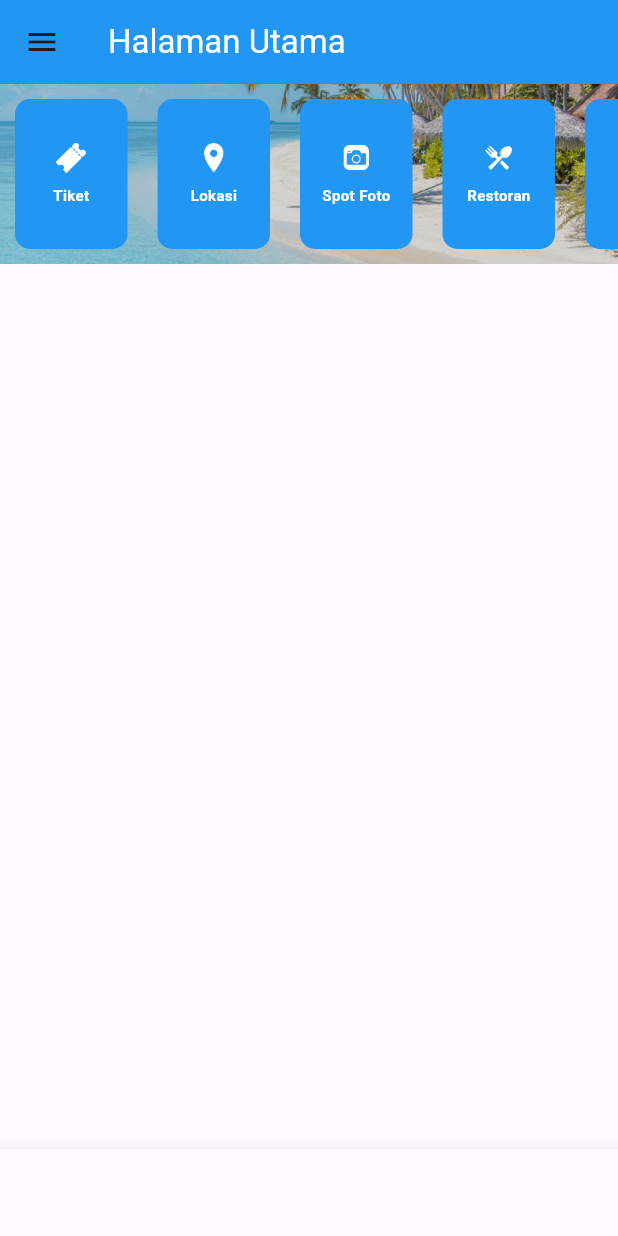
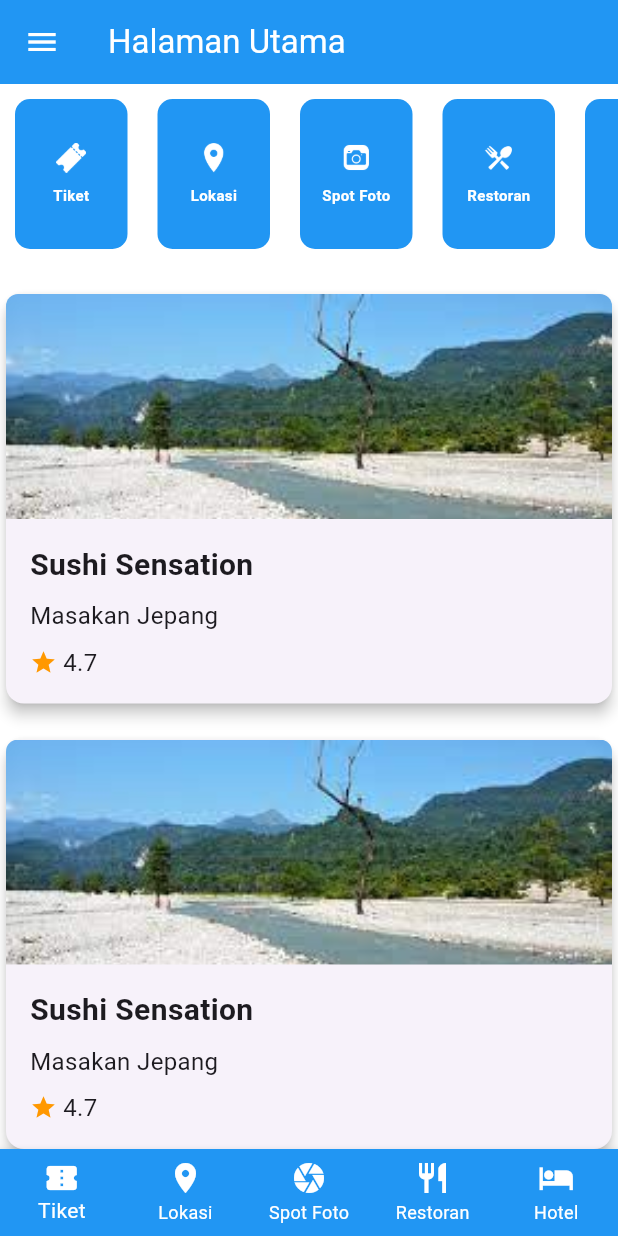
Before and after one commit to MochReka/jayanti-app, a Flutter app: the screen it shows after launch, on a phone screen of 412 x 824 dp. Run offline on Flutter 3.47's test engine with Material 3 defaults, Android fonts, the phone set to English and light mode, and no system bars.

Commit message:
Bagian awal app-mobile  tahap 1

```diff
--- a/lib/screens/drawer_widget.dart
+++ b/lib/screens/drawer_widget.dart
@@ -1,4 +1,3 @@
-// screens/drawer_widget.dart
 import 'package:flutter/material.dart';
 
 class DrawerWidget extends StatelessWidget {
--- a/lib/screens/home_page.dart
+++ b/lib/screens/home_page.dart
@@ -5,6 +5,7 @@ import 'photo_spots_page.dart';
 import 'restaurants_page.dart';
 import 'hotel_page.dart';
 import 'drawer_widget.dart';
+import 'homebutton.dart';
 
 class HomePage extends StatefulWidget {
   @override
@@ -14,26 +15,37 @@ class HomePage extends StatefulWidget {
 class _HomePageState extends State<HomePage> {
   int _currentIndex = 0;
 
+  final List<Widget> pages = [
+    TicketPage(),
+    LocationPage(),
+    PhotoSpotsPage(),
+    RestaurantsPage(),
+    HotelPage(),
+  ];
+
   @override
   Widget build(BuildContext context) {
     return Scaffold(
       appBar: AppBar(
         title: Text(
           'Halaman Utama',
-          style:
-              TextStyle(color: Colors.white), // Ubah warna teks menjadi putih
+          style: TextStyle(color: Colors.white),
         ),
+        iconTheme: IconThemeData(color: Colors.white),
         backgroundColor: Colors.blue,
       ),
       drawer: DrawerWidget(),
       body: Container(
-        decoration: BoxDecoration(
-          image: DecorationImage(
-            image: AssetImage('assets/images/hal1.jpeg'),
-            fit: BoxFit.cover,
-          ),
-        ),
-        child: SingleChildScrollView(
+        // decoration: BoxDecoration(
+        //   image: DecorationImage(
+        //     image: AssetImage('assets/images/hal1.jpeg'),
+        //     fit: BoxFit.cover,
+        //   ),
+        // ),
+        color: Colors.white,
+        child: Column(
+          children: [
+            SingleChildScrollView(
               scrollDirection: Axis.horizontal,
               child: Padding(
                 padding: EdgeInsets.all(10),
@@ -55,7 +67,8 @@ class _HomePageState extends State<HomePage> {
                       onPressed: () {
                         Navigator.push(
                           context,
-                      MaterialPageRoute(builder: (context) => LocationPage()),
+                          MaterialPageRoute(
+                              builder: (context) => LocationPage()),
                         );
                       },
                       color: Colors.blue,
@@ -67,7 +80,8 @@ class _HomePageState extends State<HomePage> {
                       onPressed: () {
                         Navigator.push(
                           context,
-                      MaterialPageRoute(builder: (context) => PhotoSpotsPage()),
+                          MaterialPageRoute(
+                              builder: (context) => PhotoSpotsPage()),
                         );
                       },
                       color: Colors.blue,
@@ -103,10 +117,54 @@ class _HomePageState extends State<HomePage> {
                 ),
               ),
             ),
+            Container(
+              child: Expanded(
+                child: SingleChildScrollView(
+                  child: Column(
+                    children: [
+                      SizedBox(height: 16),
+                      RestaurantCard(
+                        name: 'Sushi Sensation',
+                        cuisine: 'Masakan Jepang',
+                        rating: 4.7,
+                        imagePath: 'assets/images/gambar1.jpg',
+                      ),
+                      SizedBox(height: 16),
+                      RestaurantCard(
+                        name: 'Sushi Sensation',
+                        cuisine: 'Masakan Jepang',
+                        rating: 4.7,
+                        imagePath: 'assets/images/gambar1.jpg',
+                      ),
+                      SizedBox(height: 16),
+                      RestaurantCard(
+                        name: 'Sushi Sensation',
+                        cuisine: 'Masakan Jepang',
+                        rating: 4.7,
+                        imagePath: 'assets/images/gambar1.jpg',
+                      ),
+                      SizedBox(height: 16),
+                      RestaurantCard(
+                        name: 'Sushi Sensation',
+                        cuisine: 'Masakan Jepang',
+                        rating: 4.7,
+                        imagePath: 'assets/images/gambar1.jpg',
+                      ),
+                    ],
+                  ),
+                ),
+              ),
+            ),
+          ],
+        ),
       ),
       bottomNavigationBar: BottomNavigationBar(
-        backgroundColor: Colors.white,
         currentIndex: _currentIndex,
+        type: BottomNavigationBarType.fixed,
+        backgroundColor: Colors.blue,
+        selectedItemColor: Colors.white,
+        unselectedItemColor: Colors.white,
+        elevation: 4, // Tambahkan elevasi untuk menampilkan garis tepi putih
         onTap: (index) {
           setState(() {
             _currentIndex = index;
@@ -114,7 +172,7 @@ class _HomePageState extends State<HomePage> {
         },
         items: [
           BottomNavigationBarItem(
-            icon: Icon(Icons.event),
+            icon: Icon(Icons.confirmation_number),
             label: 'Tiket',
           ),
           BottomNavigationBarItem(
@@ -122,7 +180,7 @@ class _HomePageState extends State<HomePage> {
             label: 'Lokasi',
           ),
           BottomNavigationBarItem(
-            icon: Icon(Icons.camera_alt),
+            icon: Icon(Icons.camera),
             label: 'Spot Foto',
           ),
           BottomNavigationBarItem(
@@ -138,52 +196,3 @@ class _HomePageState extends State<HomePage> {
     );
   }
 }
-
-class HomeButton extends StatelessWidget {
-  final VoidCallback onPressed;
-  final Color color;
-  final String text;
-  final String imagePath;
-
-  HomeButton({
-    required this.onPressed,
-    required this.color,
-    required this.text,
-    required this.imagePath,
-  });
-
-  @override
-  Widget build(BuildContext context) {
-    return Container(
-      width: 75,
-      height: 100,
-      decoration: BoxDecoration(
-        color: color,
-        borderRadius: BorderRadius.circular(10),
-      ),
-      child: InkWell(
-        onTap: onPressed,
-        child: Column(
-          mainAxisAlignment: MainAxisAlignment.center,
-          children: [
-            Image.asset(
-              imagePath,
-              width: 20,
-              height: 20,
-              fit: BoxFit.contain,
-            ),
-            SizedBox(height: 8),
-            Text(
-              text,
-              style: TextStyle(
-                fontSize: 10,
-                fontWeight: FontWeight.bold,
-                color: Colors.white,
-              ),
-            ),
-          ],
-        ),
-      ),
-    );
-  }
-}
--- /dev/null
+++ b/lib/screens/homebutton.dart
@@ -0,0 +1,51 @@
+// screens/homebutton.dart
+import 'package:flutter/material.dart';
+
+class HomeButton extends StatelessWidget {
+  final VoidCallback onPressed;
+  final Color color;
+  final String text;
+  final String imagePath;
+
+  HomeButton({
+    required this.onPressed,
+    required this.color,
+    required this.text,
+    required this.imagePath,
+  });
+
+  @override
+  Widget build(BuildContext context) {
+    return Container(
+      width: 75,
+      height: 100,
+      decoration: BoxDecoration(
+        color: color,
+        borderRadius: BorderRadius.circular(10),
+      ),
+      child: InkWell(
+        onTap: onPressed,
+        child: Column(
+          mainAxisAlignment: MainAxisAlignment.center,
+          children: [
+            Image.asset(
+              imagePath,
+              width: 20,
+              height: 20,
+              fit: BoxFit.contain,
+            ),
+            SizedBox(height: 8),
+            Text(
+              text,
+              style: TextStyle(
+                fontSize: 10,
+                fontWeight: FontWeight.bold,
+                color: Colors.white,
+              ),
+            ),
+          ],
+        ),
+      ),
+    );
+  }
+}
--- a/lib/screens/hotel_page.dart
+++ b/lib/screens/hotel_page.dart
@@ -23,16 +23,22 @@ class HotelPage extends StatelessWidget {
       price: 120.0,
     ),
     Hotel(
-      name: 'Hotel B',
+      name: 'Hotel C',
       description:
-          'Deskripsi Hotel B. Pengalaman menginap yang nyaman dan mewah.',
+          'Deskripsi Hotel C. Pengalaman menginap yang istimewa.',
       imagePath: 'assets/images/hotel1.jpg',
-      rating: 4.0,
-      location: 'Kota B',
-      price: 120.0,
+      rating: 4.8,
+      location: 'Kota C',
+      price: 180.0,
     ),
     // Tambahkan hotel lainnya sesuai kebutuhan
   ];
+
+  List<Hotel> _getBestHotels() {
+    // Logika pemfilteran untuk mendapatkan hotel terbaik
+    List<Hotel> bestHotels = hotels.where((hotel) => hotel.rating >= 4.5).toList();
+    return bestHotels;
+  }
 
   @override
   Widget build(BuildContext context) {
@@ -42,9 +48,9 @@ class HotelPage extends StatelessWidget {
         backgroundColor: Colors.blue,
       ),
       body: ListView.builder(
-        itemCount: hotels.length,
+        itemCount: _getBestHotels().length,
         itemBuilder: (context, index) {
-          return HotelCard(hotel: hotels[index]);
+          return HotelCard(hotel: _getBestHotels()[index]);
         },
       ),
     );
@@ -120,8 +126,7 @@ class HotelCard extends StatelessWidget {
                         // Misalnya, membuka halaman pemesanan atau memberikan notifikasi
                       },
                       style: ElevatedButton.styleFrom(
-                        primary:
-                            Colors.blue, // Sesuaikan dengan warna halaman tiket
+                        primary: Colors.blue,
                         onPrimary: Colors.white,
                         shape: RoundedRectangleBorder(
                           borderRadius: BorderRadius.circular(10),
```
Lines whose indentation alone changed are shown as unchanged.
